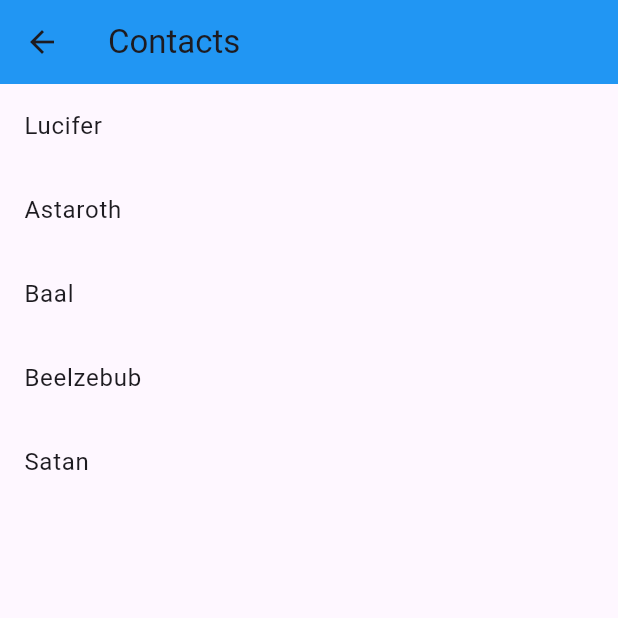
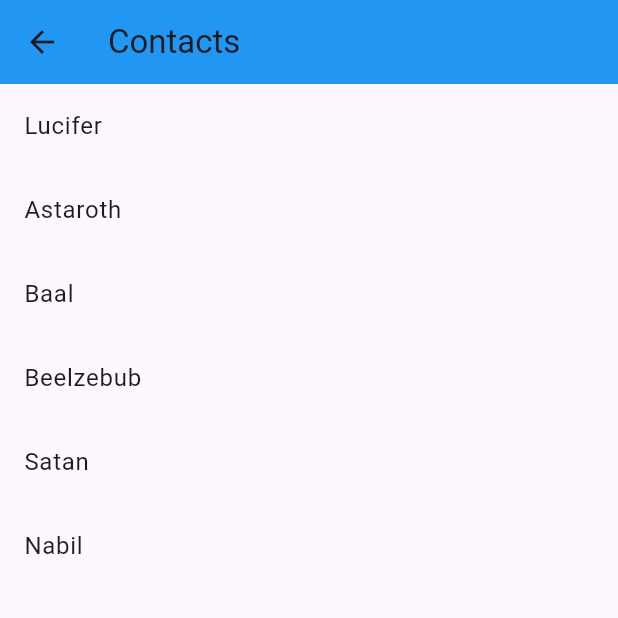
Before and after one commit to fikriymnn/mobile_github_test, a Flutter app: the Ervanpage screen opened directly, on a phone screen of 412 x 824 dp, the top half of it. Run offline on Flutter 3.47's test engine with Material 3 defaults, Android fonts, the light colour scheme and no system bars.

Commit message:
Nambah iblis

```diff
--- a/lib/ervanpage.dart
+++ b/lib/ervanpage.dart
@@ -33,6 +33,9 @@ class _ErvanpageState extends State<Ervanpage> {
           ListTile(
             title: Text("Satan"),
           ),
+          ListTile(
+            title: Text("Nabil"),
+          ),
         ],
       ),
     );
```
